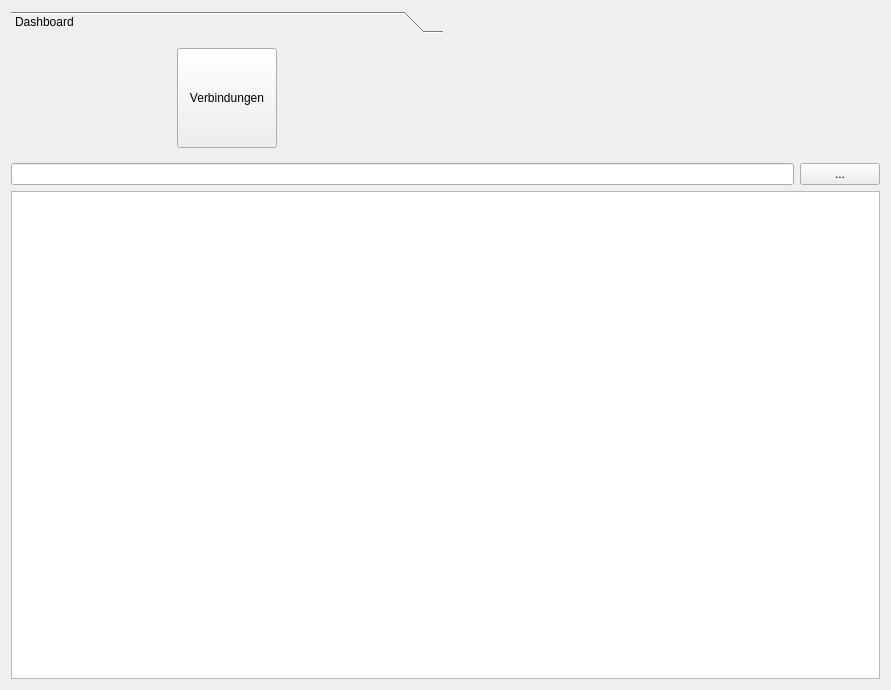
Old version of the form qt/doDBMainWindow/doDBMainWindowUi.ui in the repository stackshadow/copilot.
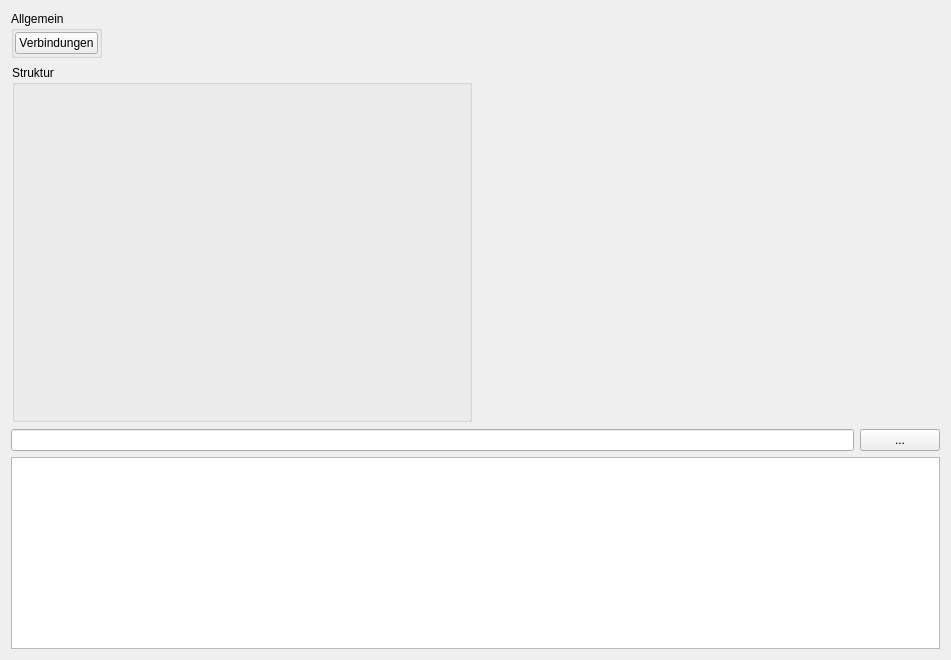
New version of the form.

Commit message: Rework User-Interface of MainWindow - Now we use a QSPlitter to change the sizes of the three / itemeditor - remove the dashboard - Now we have an Button-Bar at the top

Diff of the .ui file:
```diff
--- a/qt/doDBMainWindow/doDBMainWindowUi.ui
+++ b/qt/doDBMainWindow/doDBMainWindowUi.ui
@@ -6,8 +6,8 @@
    <rect>
     <x>0</x>
     <y>0</y>
-    <width>891</width>
-    <height>690</height>
+    <width>951</width>
+    <height>660</height>
    </rect>
   </property>
   <property name="windowTitle">
@@ -15,32 +15,38 @@
   </property>
   <layout class="QVBoxLayout" name="verticalLayout">
    <item>
-    <layout class="QHBoxLayout" name="layoutWidgetContainer">
+    <layout class="QHBoxLayout" name="horizontalLayout">
      <item>
-      <widget class="QToolBox" name="toolBox">
+      <widget class="QGroupBox" name="groupBox">
        <property name="sizePolicy">
-        <sizepolicy hsizetype="Preferred" vsizetype="Preferred">
+        <sizepolicy hsizetype="Maximum" vsizetype="Maximum">
          <horstretch>0</horstretch>
          <verstretch>0</verstretch>
         </sizepolicy>
        </property>
-       <property name="currentIndex">
-        <number>0</number>
+       <property name="title">
+        <string>Allgemein</string>
        </property>
-       <widget class="QWidget" name="page">
-        <property name="geometry">
-         <rect>
-          <x>0</x>
-          <y>0</y>
-          <width>433</width>
-          <height>118</height>
-         </rect>
-        </property>
-        <attribute name="label">
-         <string>Dashboard</string>
-        </attribute>
-        <layout class="QGridLayout" name="gridLayout">
-         <item row="0" column="0">
+       <property name="alignment">
+        <set>Qt::AlignLeading|Qt::AlignLeft|Qt::AlignTop</set>
+       </property>
+       <layout class="QHBoxLayout" name="horizontalLayout_3">
+        <property name="spacing">
+         <number>1</number>
+        </property>
+        <property name="leftMargin">
+         <number>1</number>
+        </property>
+        <property name="topMargin">
+         <number>1</number>
+        </property>
+        <property name="rightMargin">
+         <number>1</number>
+        </property>
+        <property name="bottomMargin">
+         <number>1</number>
+        </property>
+        <item>
           <widget class="QPushButton" name="btnConnectionsEdit">
            <property name="sizePolicy">
             <sizepolicy hsizetype="Maximum" vsizetype="Maximum">
@@ -50,14 +56,14 @@
            </property>
            <property name="minimumSize">
             <size>
-             <width>100</width>
-             <height>100</height>
+            <width>0</width>
+            <height>0</height>
             </size>
            </property>
            <property name="maximumSize">
             <size>
-             <width>100</width>
-             <height>100</height>
+            <width>16777215</width>
+            <height>16777215</height>
             </size>
            </property>
            <property name="text">
@@ -67,6 +73,69 @@
          </item>
         </layout>
        </widget>
+     </item>
+     <item>
+      <spacer name="horizontalSpacer">
+       <property name="orientation">
+        <enum>Qt::Horizontal</enum>
+       </property>
+       <property name="sizeHint" stdset="0">
+        <size>
+         <width>40</width>
+         <height>20</height>
+        </size>
+       </property>
+      </spacer>
+     </item>
+    </layout>
+   </item>
+   <item>
+    <layout class="QHBoxLayout" name="layoutWidgetContainer">
+     <item>
+      <widget class="QStackedWidget" name="widgetContainerLeft">
+       <widget class="QWidget" name="page">
+        <layout class="QVBoxLayout" name="verticalLayout_3">
+         <property name="spacing">
+          <number>1</number>
+         </property>
+         <property name="leftMargin">
+          <number>1</number>
+         </property>
+         <property name="topMargin">
+          <number>1</number>
+         </property>
+         <property name="rightMargin">
+          <number>1</number>
+         </property>
+         <property name="bottomMargin">
+          <number>1</number>
+         </property>
+         <item>
+          <widget class="QGroupBox" name="groupBox_2">
+           <property name="title">
+            <string>Struktur</string>
+           </property>
+           <layout class="QVBoxLayout" name="structuredView">
+            <property name="spacing">
+             <number>1</number>
+            </property>
+            <property name="leftMargin">
+             <number>1</number>
+            </property>
+            <property name="topMargin">
+             <number>1</number>
+            </property>
+            <property name="rightMargin">
+             <number>1</number>
+            </property>
+            <property name="bottomMargin">
+             <number>1</number>
+            </property>
+           </layout>
+          </widget>
+         </item>
+        </layout>
+       </widget>
       </widget>
      </item>
      <item>
@@ -108,7 +177,7 @@
    <item>
     <widget class="QTableWidget" name="historyMessages">
      <property name="sizePolicy">
-      <sizepolicy hsizetype="Minimum" vsizetype="Minimum">
+      <sizepolicy hsizetype="Minimum" vsizetype="Maximum">
        <horstretch>0</horstretch>
        <verstretch>1</verstretch>
       </sizepolicy>
```
Lines whose indentation alone changed are shown as unchanged. The commit also changes 2 other files.
